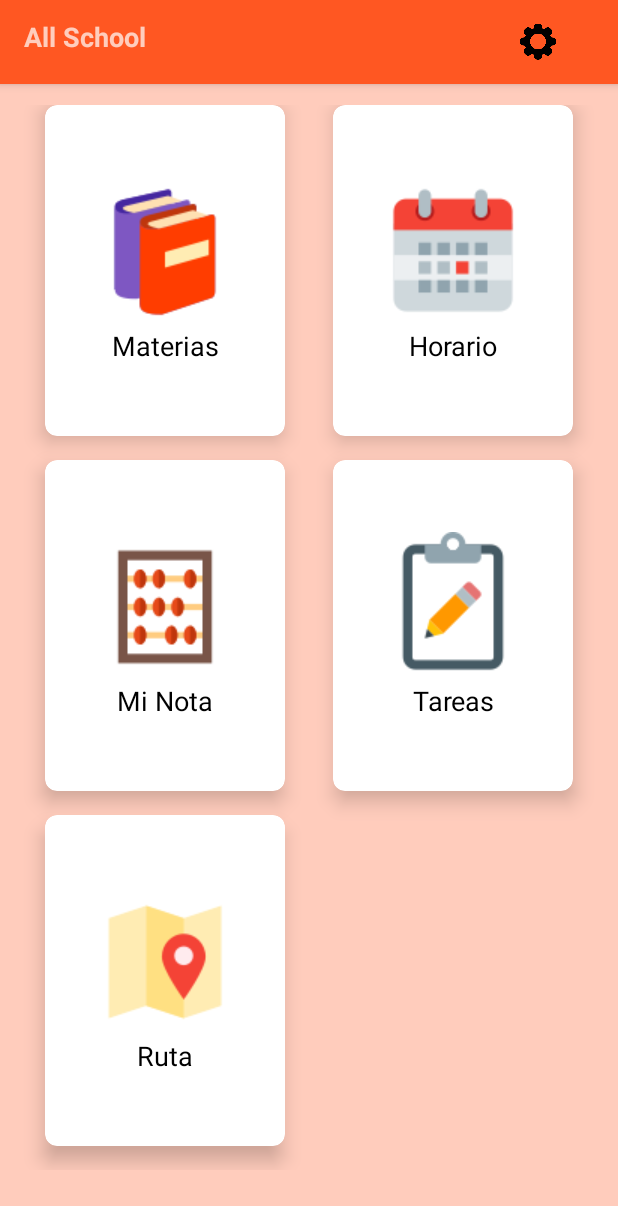
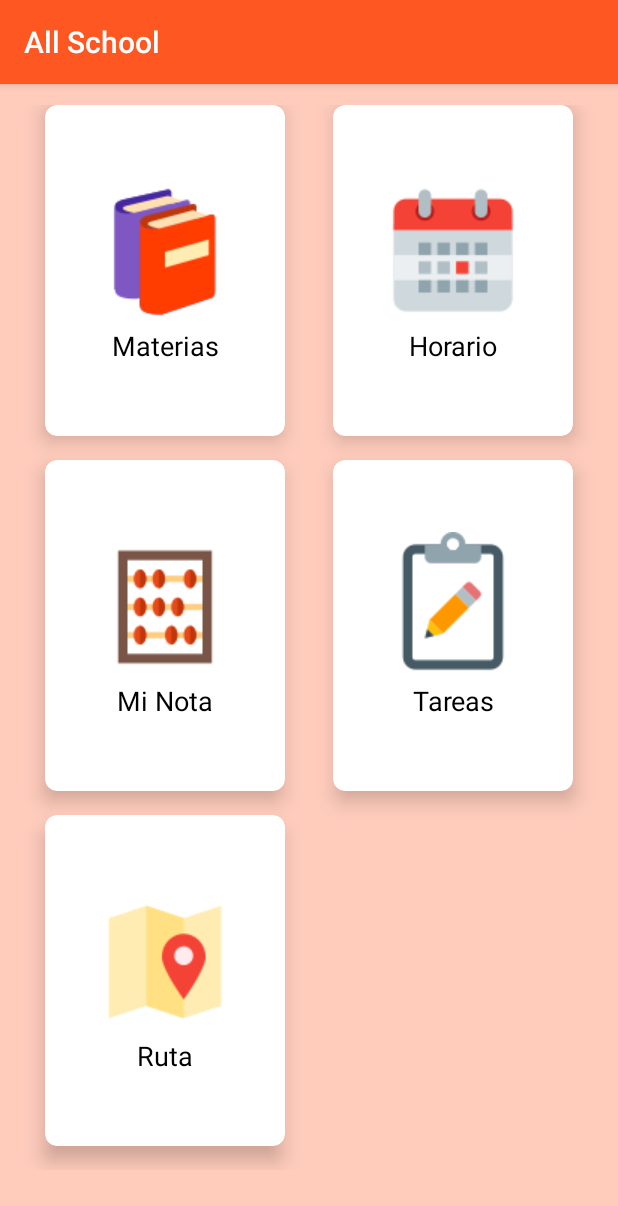
Before and after one commit to SantiagoParra/AllSchool, an Android app: the screen it shows after launch (MainActivity), on a phone screen of 412 x 824 dp. Shown: the top 1206 px of the screen. Run offline under Robolectric (Android 15) with nearby library versions, the light colour scheme and no system bars.

Commit message:
dibujo coloress

```diff
--- a/app/src/main/AndroidManifest.xml
+++ b/app/src/main/AndroidManifest.xml
@@ -18,9 +18,6 @@
         <activity android:name=".Tareas" />
         <activity android:name=".Horario" />
         <activity android:name=".CalculoNota" />
-        <activity
-            android:name=".Configuracion"
-            android:parentActivityName=".MainActivity" />
         <activity android:name=".Splash">
             <intent-filter>
                 <action android:name="android.intent.action.MAIN" />
--- a/app/src/main/java/com/example/allschool/MainActivity.java
+++ b/app/src/main/java/com/example/allschool/MainActivity.java
@@ -92,20 +92,11 @@ public class MainActivity extends AppCompatActivity {
             //alert.show();
 
 
-        //boton ajustes en el action bar
-        getSupportActionBar().setDisplayOptions(ActionBar.DISPLAY_SHOW_CUSTOM);
-        getSupportActionBar().setCustomView(R.layout.btn_ajustes);
-
 
     }
 
 
 
-    //método para ir a la configuracion de la aplicacion
-    public void configuracion(View view)
-    {
-        Intent conf = new Intent(this, Configuracion.class);
-        startActivity(conf);
-    }
+
 
 }
--- a/app/src/main/res/layout/btn_ajustes.xml
+++ /dev/null
@@ -1,33 +0,0 @@
-<?xml version="1.0" encoding="utf-8"?>
-<android.support.constraint.ConstraintLayout xmlns:android="http://schemas.android.com/apk/res/android"
-    xmlns:app="http://schemas.android.com/apk/res-auto"
-    xmlns:tools="http://schemas.android.com/tools"
-    android:layout_width="match_parent"
-    android:layout_height="wrap_content"
-    tools:context=".MainActivity">
-
-    <TextView
-        android:id="@+id/txt_modo"
-        android:layout_width="wrap_content"
-        android:layout_height="wrap_content"
-        android:text="All School"
-        android:textSize="18sp"
-        android:textStyle="bold" />
-
-    <ImageView
-        android:id="@+id/imageView"
-        android:layout_width="24dp"
-        android:layout_height="31dp"
-        android:layout_alignParentEnd="true"
-        android:layout_alignParentRight="true"
-        android:layout_marginStart="8dp"
-        android:layout_marginLeft="8dp"
-        android:onClick="configuracion"
-        app:layout_constraintEnd_toEndOf="parent"
-        app:layout_constraintHorizontal_bias="0.905"
-        app:layout_constraintStart_toEndOf="@+id/txt_modo"
-        app:srcCompat="@drawable/ajustes"
-        tools:layout_editor_absoluteY="0dp" />
-
-
-</android.support.constraint.ConstraintLayout>
```
Also changed, not shown: app/src/main/java/com/example/allschool/Configuracion.java (deleted, +0 -32 lines).
